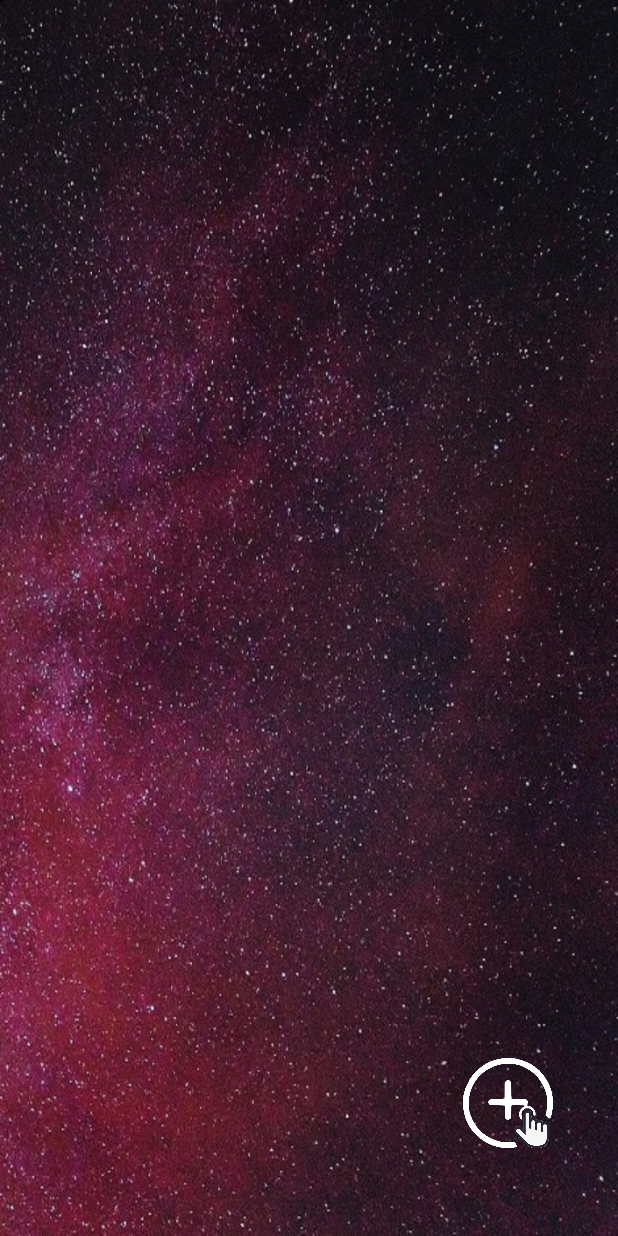
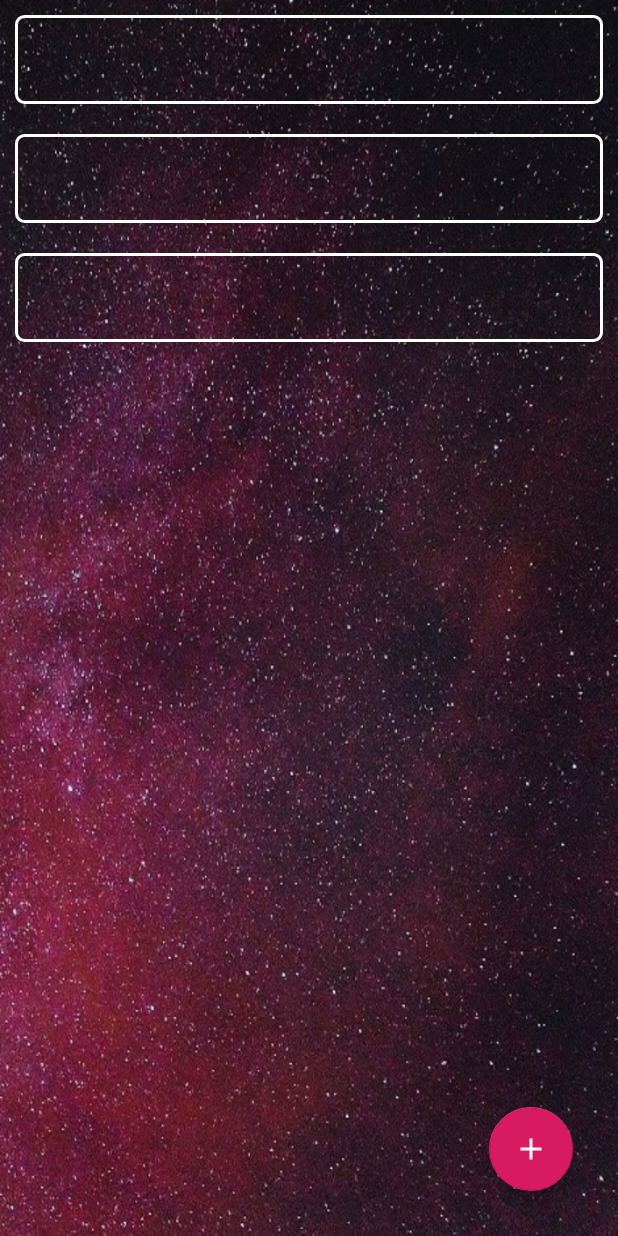
Before and after one commit to XMeleny/myNotebook, an Android app: the layout activity_main.xml on its own in the app's theme, with its tools: preview values and no code run, on a phone screen of 412 x 824 dp. Run offline under Robolectric (Android 15) with nearby library versions, the phone set to English and light mode, and no system bars.

```diff
--- a/app/build.gradle
+++ b/app/build.gradle
@@ -23,6 +23,9 @@ dependencies {
     implementation fileTree(dir: 'libs', include: ['*.jar'])
     implementation 'androidx.appcompat:appcompat:1.0.2'
     implementation 'androidx.constraintlayout:constraintlayout:1.1.3'
+    implementation 'com.google.android.material:material:1.0.0'
+    implementation 'androidx.navigation:navigation-fragment:2.1.0'
+    implementation 'androidx.navigation:navigation-ui:2.1.0'
     testImplementation 'junit:junit:4.12'
     androidTestImplementation 'androidx.test:runner:1.1.1'
     androidTestImplementation 'androidx.test.espresso:espresso-core:3.1.1'
--- /dev/null
+++ b/app/src/main/res/anim/dialog_in.xml
@@ -0,0 +1,5 @@
+<?xml version="1.0" encoding="utf-8"?>
+<translate xmlns:android="http://schemas.android.com/apk/res/android"
+    android:duration="200"
+    android:fromYDelta="100%"
+    android:toYDelta="0" />
--- /dev/null
+++ b/app/src/main/res/anim/dialog_out.xml
@@ -0,0 +1,5 @@
+<?xml version="1.0" encoding="utf-8"?>
+<translate xmlns:android="http://schemas.android.com/apk/res/android"
+    android:duration="200"
+    android:fromYDelta="0"
+    android:toYDelta="100%" />
--- /dev/null
+++ b/app/src/main/res/drawable/ic_baseline_add.xml
@@ -0,0 +1,10 @@
+<vector xmlns:android="http://schemas.android.com/apk/res/android"
+    android:width="24dp"
+    android:height="24dp"
+    android:tint="#FFFFFF"
+    android:viewportWidth="24"
+    android:viewportHeight="24">
+    <path
+        android:fillColor="#FFFFFF"
+        android:pathData="M19,13h-6v6h-2v-6H5v-2h6V5h2v6h6v2z" />
+</vector>
--- a/app/src/main/res/layout/activity_main.xml
+++ b/app/src/main/res/layout/activity_main.xml
@@ -9,22 +9,37 @@
 
     <androidx.recyclerview.widget.RecyclerView
         android:id="@+id/recycleView"
-        android:layout_width="match_parent"
-        android:layout_height="match_parent" />
+        android:layout_width="0dp"
+        android:layout_height="0dp"
+        app:layout_constraintBottom_toBottomOf="parent"
+        app:layout_constraintLeft_toLeftOf="parent"
+        app:layout_constraintRight_toRightOf="parent"
+        app:layout_constraintTop_toTopOf="parent"
+        tools:listitem="@layout/record_item" />
 
-    <ImageButton
+    <!--    <ImageButton-->
+    <!--        android:id="@+id/add"-->
+    <!--        android:layout_width="60dp"-->
+    <!--        android:layout_height="60dp"-->
+    <!--        android:layout_centerInParent="true"-->
+    <!--        android:background="#00000000"-->
+    <!--        android:scaleType="fitXY"-->
+    <!--        android:src="@drawable/add"-->
+    <!--        app:layout_constraintBottom_toBottomOf="parent"-->
+    <!--        app:layout_constraintEnd_toEndOf="parent"-->
+    <!--        app:layout_constraintHorizontal_bias="0.877"-->
+    <!--        app:layout_constraintStart_toStartOf="@id/recycleView"-->
+    <!--        app:layout_constraintTop_toTopOf="parent"-->
+    <!--        app:layout_constraintVertical_bias="0.923" />-->
+
+    <com.google.android.material.floatingactionbutton.FloatingActionButton
         android:id="@+id/add"
-        android:layout_width="60dp"
-        android:layout_height="60dp"
-        android:layout_centerInParent="true"
-        android:background="#00000000"
-        android:scaleType="fitXY"
-        android:src="@drawable/add"
+        android:layout_width="wrap_content"
+        android:layout_height="wrap_content"
+        android:layout_margin="30dp"
+        android:contentDescription="add"
+        android:src="@drawable/ic_baseline_add"
         app:layout_constraintBottom_toBottomOf="parent"
-        app:layout_constraintEnd_toEndOf="parent"
-        app:layout_constraintHorizontal_bias="0.877"
-        app:layout_constraintStart_toStartOf="@+id/recycleView"
-        app:layout_constraintTop_toTopOf="parent"
-        app:layout_constraintVertical_bias="0.923" />
+        app:layout_constraintEnd_toEndOf="parent" />
 
 </androidx.constraintlayout.widget.ConstraintLayout>
--- /dev/null
+++ b/app/src/main/res/layout/content_main.xml
@@ -0,0 +1,6 @@
+<?xml version="1.0" encoding="utf-8"?>
+<androidx.constraintlayout.widget.ConstraintLayout xmlns:android="http://schemas.android.com/apk/res/android"
+    xmlns:app="http://schemas.android.com/apk/res-auto"
+    android:layout_width="match_parent"
+    android:layout_height="match_parent"
+    app:layout_behavior="@string/appbar_scrolling_view_behavior"></androidx.constraintlayout.widget.ConstraintLayout>
--- /dev/null
+++ b/app/src/main/res/values/dimens.xml
@@ -0,0 +1,3 @@
+<resources>
+    <dimen name="fab_margin">16dp</dimen>
+</resources>
```
Also changed, not shown: app/src/main/java/com/example/mynotebook/FirstFragment.java (added, +34 -0 lines), app/src/main/java/com/example/mynotebook/RecordCursorAdapter.java (+26 -0 lines), app/src/main/java/com/example/mynotebook/SecondFragment.java (added, +34 -0 lines), app/src/main/java/com/example/mynotebook/Utils.java (+27 -0 lines), app/src/main/res/layout/bottom_dialog.xml (added, +20 -0 lines), app/src/main/res/layout/fragment_first.xml (added, +28 -0 lines), app/src/main/res/layout/fragment_second.xml (added, +27 -0 lines), app/src/main/res/navigation/nav_graph.xml (added, +28 -0 lines), app/src/main/res/values/strings.xml (+9 -0 lines), app/src/main/res/values/styles.xml (+35 -0 lines).
